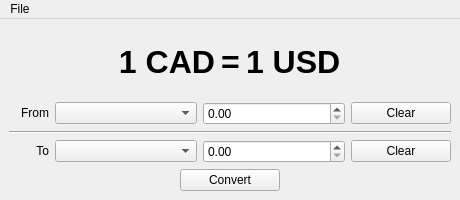
This is currency-converter/mainwindow.ui in xavier-berthiaume/currency-converter as Qt 5 draws it before an edit. The edited form follows.
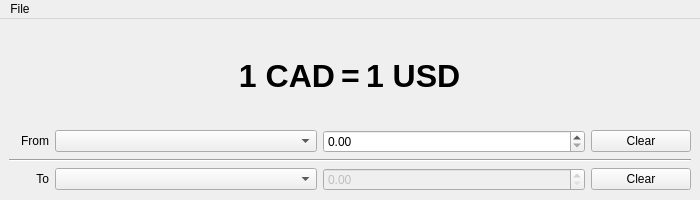
This is the edited form.

Commit message:
Fully functional UI
Connected API data to user input. Changes to input cascade into changes
in the data displayed.

What changed in the file:
```diff
--- a/currency-converter/mainwindow.ui
+++ b/currency-converter/mainwindow.ui
@@ -6,7 +6,7 @@
    <rect>
     <x>0</x>
     <y>0</y>
-    <width>460</width>
+    <width>700</width>
     <height>200</height>
    </rect>
   </property>
@@ -18,13 +18,13 @@
   </property>
   <property name="minimumSize">
    <size>
-    <width>460</width>
+    <width>700</width>
     <height>200</height>
    </size>
   </property>
   <property name="maximumSize">
    <size>
-    <width>460</width>
+    <width>700</width>
     <height>200</height>
    </size>
   </property>
@@ -186,7 +186,11 @@
        <widget class="QComboBox" name="currency2ComboBox"/>
       </item>
       <item>
-       <widget class="QDoubleSpinBox" name="currency2SpinBox"/>
+       <widget class="QDoubleSpinBox" name="currency2SpinBox">
+        <property name="enabled">
+         <bool>false</bool>
+        </property>
+       </widget>
       </item>
       <item>
        <widget class="QPushButton" name="currency2Clear">
@@ -209,25 +213,6 @@
       </item>
      </layout>
     </item>
-    <item alignment="Qt::AlignHCenter">
-     <widget class="QPushButton" name="calculateButton">
-      <property name="sizePolicy">
-       <sizepolicy hsizetype="Fixed" vsizetype="Fixed">
-        <horstretch>0</horstretch>
-        <verstretch>0</verstretch>
-       </sizepolicy>
-      </property>
-      <property name="minimumSize">
-       <size>
-        <width>100</width>
-        <height>0</height>
-       </size>
-      </property>
-      <property name="text">
-       <string>Convert</string>
-      </property>
-     </widget>
-    </item>
    </layout>
   </widget>
   <widget class="QMenuBar" name="menubar">
@@ -235,7 +220,7 @@
     <rect>
      <x>0</x>
      <y>0</y>
-     <width>460</width>
+     <width>700</width>
      <height>23</height>
     </rect>
    </property>
```
Left out of the diff: 2 changed lines with no effect on the pictures. The commit also changes 3 other files.
